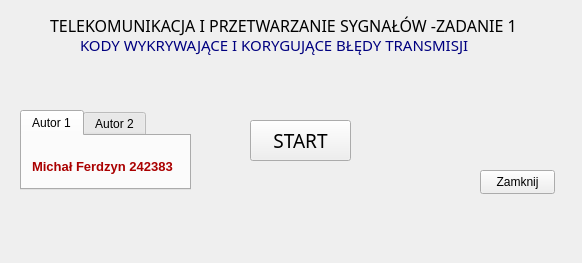
Old version of the form telekom-zad1/telekom-zad1/telekomzad1.ui in the repository michalf1703/telecommunication.
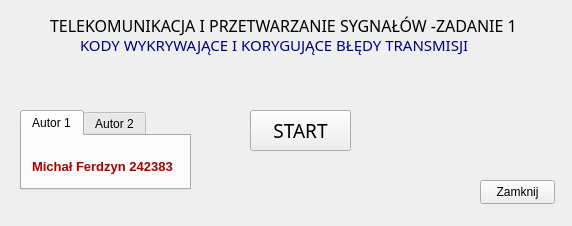
New version of the form. The open tabs and pages were chosen to show the change.

What changed in the file:
```diff
--- a/telekom-zad1/telekom-zad1/telekomzad1.ui
+++ b/telekom-zad1/telekom-zad1/telekomzad1.ui
@@ -6,8 +6,8 @@
    <rect>
     <x>0</x>
     <y>0</y>
-    <width>582</width>
-    <height>263</height>
+    <width>572</width>
+    <height>226</height>
    </rect>
   </property>
   <property name="windowTitle">
@@ -17,7 +17,7 @@
    <property name="geometry">
     <rect>
      <x>480</x>
-     <y>170</y>
+     <y>180</y>
      <width>75</width>
      <height>24</height>
     </rect>
@@ -143,7 +143,7 @@
    <property name="geometry">
     <rect>
      <x>250</x>
-     <y>120</y>
+     <y>110</y>
      <width>101</width>
      <height>41</height>
     </rect>
```
Left out of the diff: 3 changed lines with no effect on the pictures.
